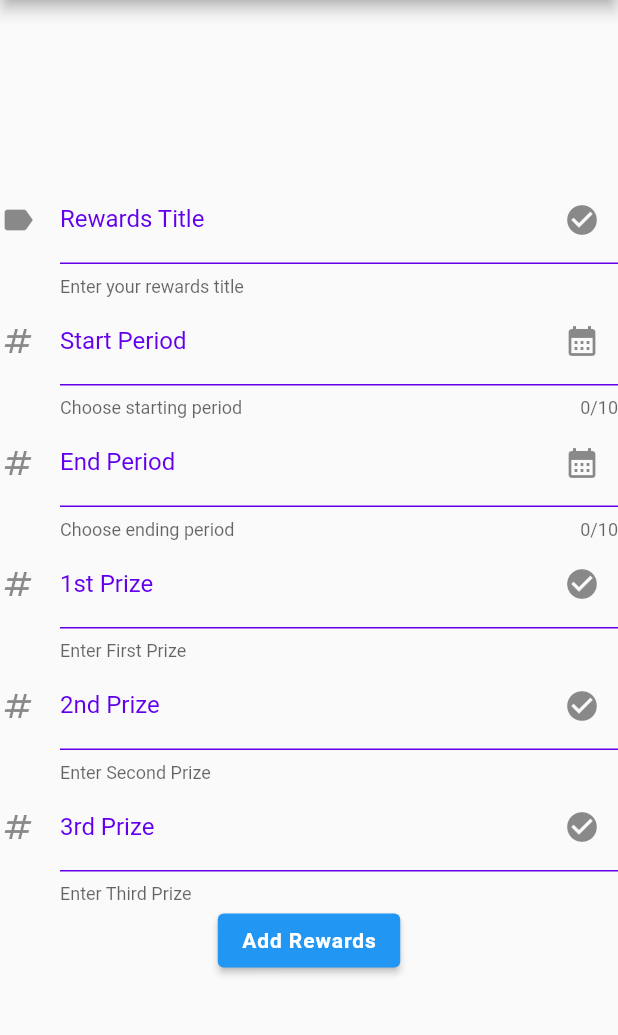
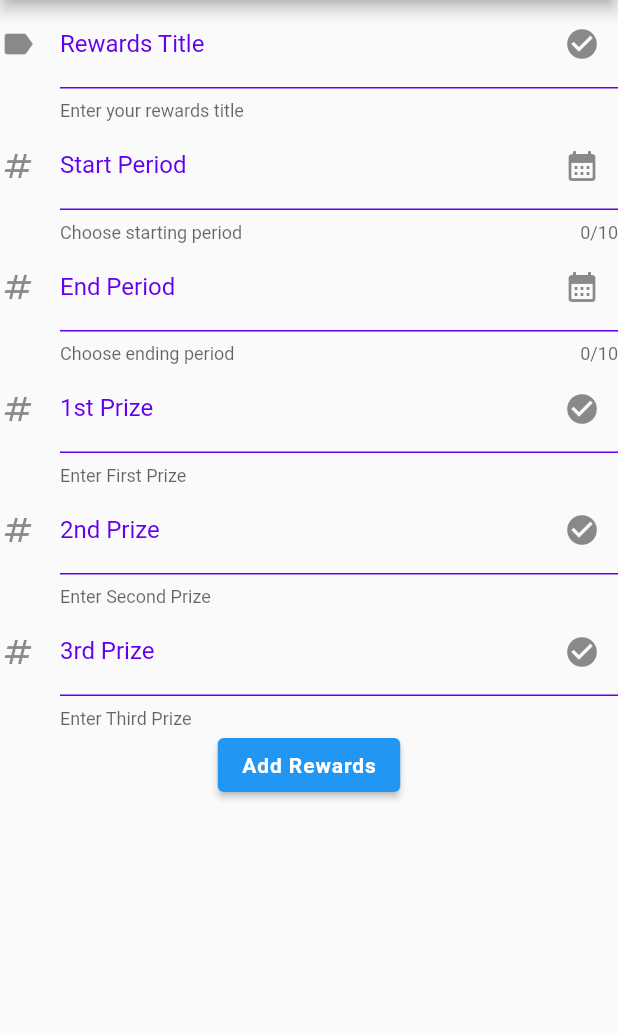
Before and after one commit to ramsunvtech/pingy, a Flutter app: the RewardsScreen screen opened directly, on a phone screen of 412 x 824 dp, the part 84-1119 px from its top. Run offline on Flutter 3.47's test engine with Material 2 defaults, Android fonts, the phone set to English and light mode, and no system bars; our stand-ins replace hive, hive_flutter, local_auth; accounts and stored records are empty.

Commit message:
feat(rewards): fix rewards for center alignment

```diff
--- a/lib/screens/rewards/rewards.dart
+++ b/lib/screens/rewards/rewards.dart
@@ -39,7 +39,6 @@ class _RewardsScreenState extends State<RewardsScreen> {
       resizeToAvoidBottomInset: false,
       appBar: AppBar(title: const Text('Pingy (Add Rewards)')),
       body: Container(
-        alignment: Alignment.center,
         child: Column(
           mainAxisSize: MainAxisSize.min,
           children: <Widget>[
```
